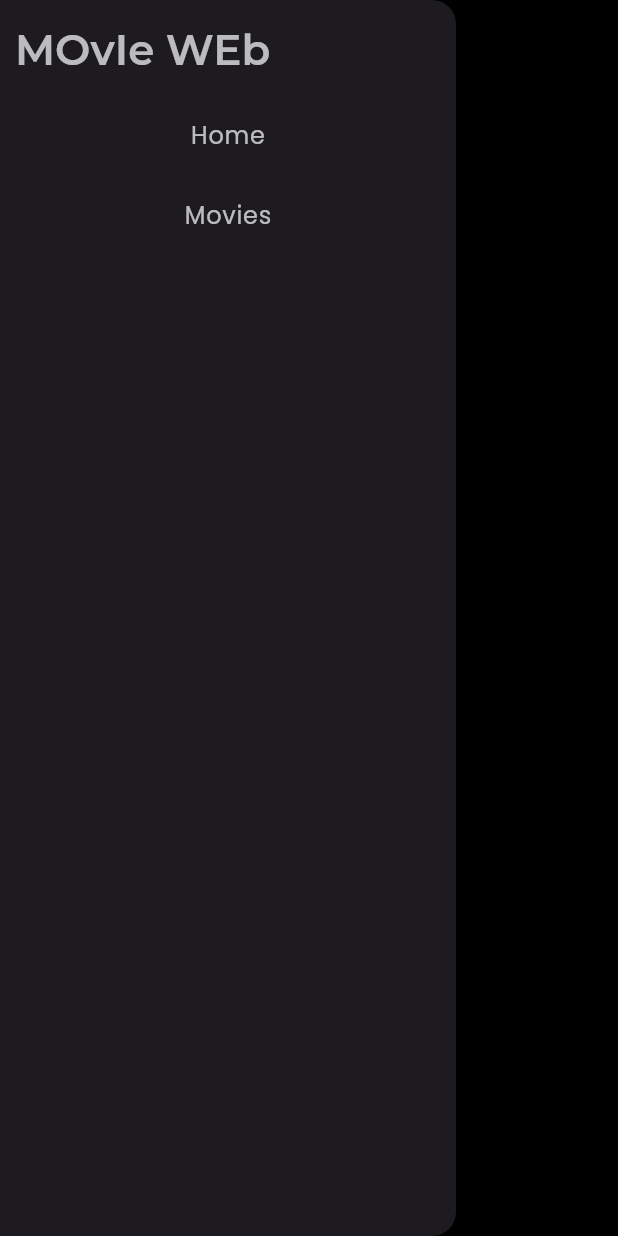
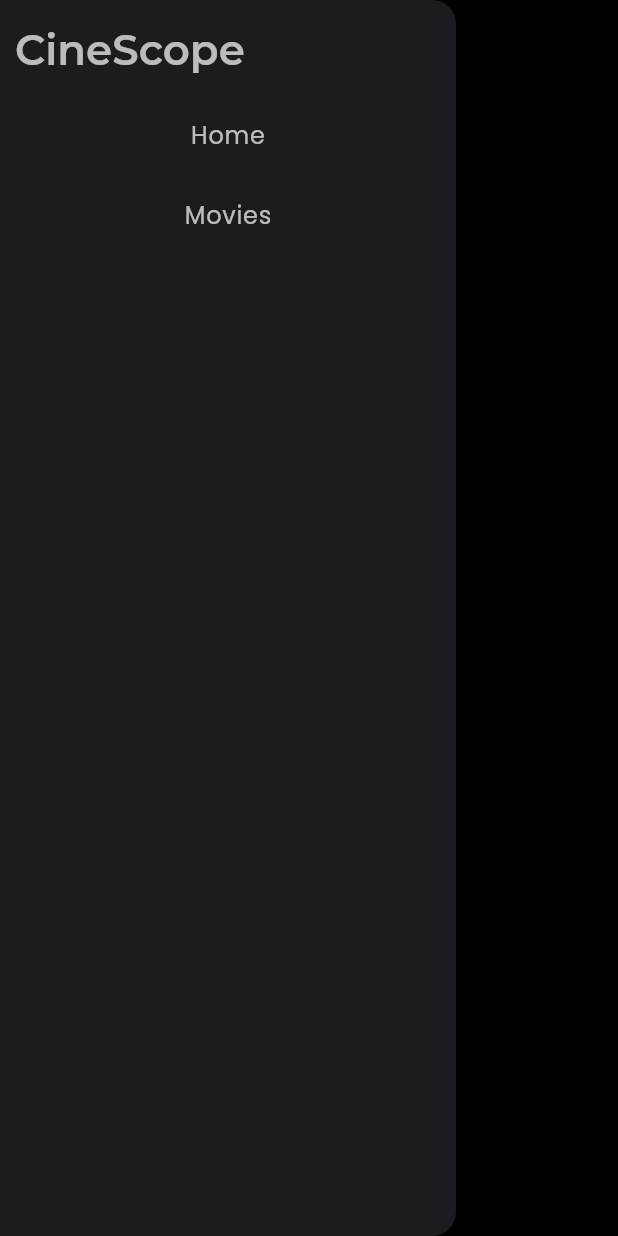
Before and after one commit to Hitesh-Meghwal/Movie_Web, a Flutter app: the Moviescreen screen opened by its route, with the side drawer open, on a phone screen of 412 x 824 dp. Run offline on Flutter 3.47's test engine with Material 3 defaults, Android fonts, the phone set to English and light mode, and no system bars; our stand-ins replace carousel_slider, get, google_fonts, skeletonizer.

Commit message:
name change

```diff
--- a/lib/views/widgets/customDrawer.dart
+++ b/lib/views/widgets/customDrawer.dart
@@ -16,7 +16,7 @@ class Customdrawer extends StatelessWidget {
           crossAxisAlignment: CrossAxisAlignment.start,
           children: [
             const SizedBox(height: 5),
-            Text("MOvIe WEb",
+            Text("CineScope",
                 style: Theme.of(context).textTheme.headlineMedium),
             const SizedBox(height: 15),
             _buildTextButton(context, () {
```
